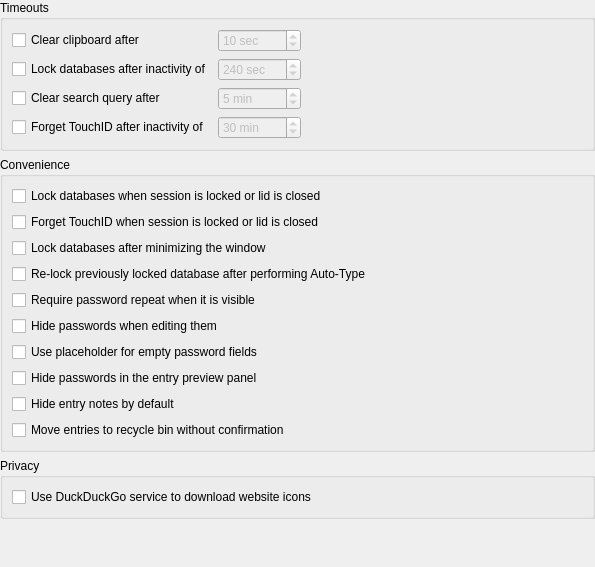
The window that src/gui/ApplicationSettingsWidgetSecurity.ui (keepassxreboot/keepassxc) describes before a commit, drawn with Qt 5.
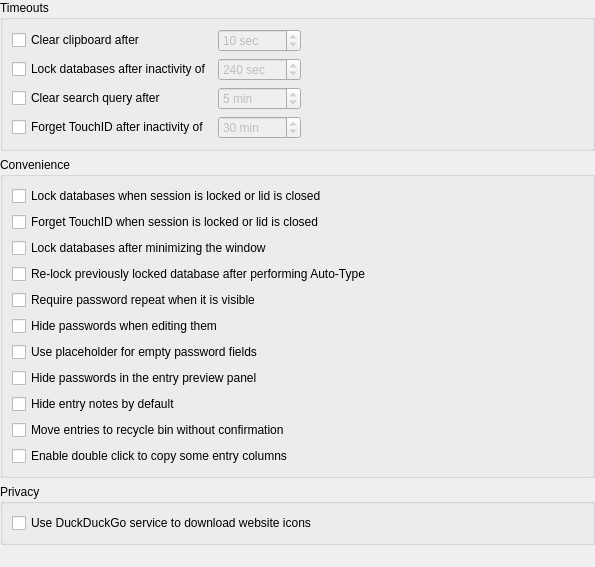
The same window after the commit.

Commit message:
introduce a security option to enable copy on doubleclick
Introduces a checkbox in the security section of the preferences to enable the
current feature (now disabled by default) of copying DatabaseView entries
columns, such as username and password, on double click. Addresses issue #1575.

What changed in the file:
```diff
--- a/src/gui/ApplicationSettingsWidgetSecurity.ui
+++ b/src/gui/ApplicationSettingsWidgetSecurity.ui
@@ -264,6 +264,13 @@
         </property>
        </widget>
       </item>
+      <item>
+       <widget class="QCheckBox" name="EnableCopyOnDoubleClickCheckBox">
+        <property name="text">
+         <string>Enable double click to copy some entry columns</string>
+        </property>
+       </widget>
+      </item>
      </layout>
     </widget>
    </item>
```
The commit also changes 4 other files.
